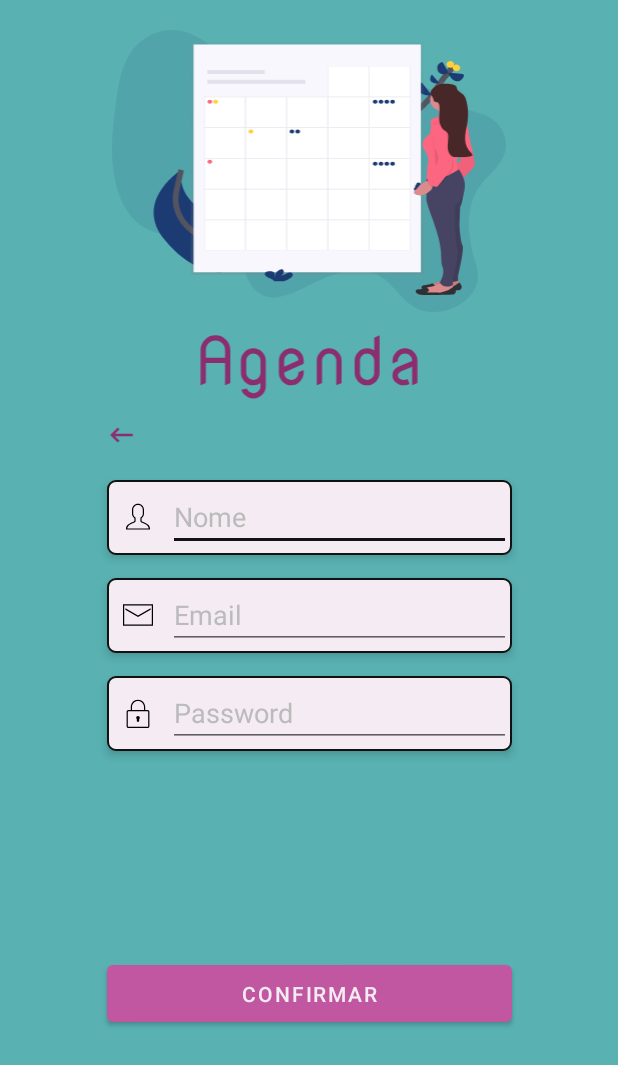
After one commit to fcventura02/agenda, an Android app: the NewAccount screen opened directly, with no data from a screen before it, on a phone screen of 412 x 824 dp. The commit adds this screen. Shown: the top 1065 px of the screen. Run offline under Robolectric (Android 15) with nearby library versions, the phone set to English and light mode, and no system bars.

Commit message:
Created fun new account and login

```diff
--- a/app/src/main/AndroidManifest.xml
+++ b/app/src/main/AndroidManifest.xml
@@ -11,7 +11,7 @@
         android:theme="@style/Theme.Agenda">
         <activity android:name=".ItemDetailActivity"></activity>
         <activity android:name=".principal" />
-        <activity android:name=".new_account" />
+        <activity android:name=".NewAccount" />
         <activity android:name=".login2" />
         <activity android:name=".MainActivity">
             <intent-filter>
--- a/app/src/main/java/br/com/agenda/MainActivity.kt
+++ b/app/src/main/java/br/com/agenda/MainActivity.kt
@@ -3,8 +3,6 @@ package br.com.agenda
 import android.content.Intent
 import androidx.appcompat.app.AppCompatActivity
 import android.os.Bundle
-import androidx.recyclerview.widget.LinearLayoutManager
-import kotlinx.android.synthetic.main.activity_principal.*
 
 class MainActivity : AppCompatActivity() {
     override fun onCreate(savedInstanceState: Bundle?) {
--- /dev/null
+++ b/app/src/main/res/drawable/ic_baseline_keyboard_backspace_24.xml
@@ -0,0 +1,10 @@
+<vector xmlns:android="http://schemas.android.com/apk/res/android"
+    android:width="24dp"
+    android:height="24dp"
+    android:viewportWidth="24"
+    android:viewportHeight="24"
+    android:tint="@color/vinho_500">
+  <path
+      android:fillColor="@android:color/white"
+      android:pathData="M21,11H6.83l3.58,-3.59L9,6l-6,6 6,6 1.41,-1.41L6.83,13H21z"/>
+</vector>
--- a/app/src/main/res/layout/activity_new_account.xml
+++ b/app/src/main/res/layout/activity_new_account.xml
@@ -4,7 +4,7 @@
     xmlns:tools="http://schemas.android.com/tools"
     android:layout_width="match_parent"
     android:layout_height="match_parent"
-    tools:context=".new_account"
+    tools:context=".NewAccount"
     android:background="@color/verde_201"
     >
 
@@ -18,6 +18,16 @@
         app:layout_constraintEnd_toEndOf="parent"
         app:layout_constraintStart_toStartOf="parent"
         app:layout_constraintTop_toTopOf="parent" />
+
+    <ImageView
+        android:id="@+id/img_back"
+        android:layout_width="30dp"
+        android:layout_height="20dp"
+        android:layout_marginTop="10dp"
+        android:contentDescription="@string/back"
+        android:src="@drawable/ic_baseline_keyboard_backspace_24"
+        app:layout_constraintStart_toStartOf="@+id/img_logo"
+        app:layout_constraintTop_toBottomOf="@+id/img_logo" />
 
     <LinearLayout
         android:id="@+id/vw_name"
@@ -43,7 +53,7 @@
             app:layout_constraintTop_toTopOf="parent" />
 
         <EditText
-            android:id="@+id/et_name"
+            android:id="@+id/et_new_account_name"
             android:layout_width="match_parent"
             android:layout_height="45dp"
             android:hint="@string/nome"
@@ -55,7 +65,7 @@
     </LinearLayout>
 
     <LinearLayout
-        android:id="@+id/vw_email"
+        android:id="@+id/vw_new_account_email"
         android:layout_width="270dp"
         android:layout_height="50dp"
         android:background="@drawable/bg_input"
@@ -78,7 +88,7 @@
             app:layout_constraintTop_toTopOf="parent" />
 
         <EditText
-            android:id="@+id/et_login_email"
+            android:id="@+id/et_new_account_email"
             android:layout_width="match_parent"
             android:layout_height="45dp"
             android:hint="@string/email"
@@ -100,7 +110,7 @@
         android:gravity="center"
         app:layout_constraintEnd_toEndOf="parent"
         app:layout_constraintStart_toStartOf="parent"
-        app:layout_constraintTop_toBottomOf="@+id/vw_email">
+        app:layout_constraintTop_toBottomOf="@+id/vw_new_account_email">
         <ImageView
             android:layout_width="20dp"
             android:layout_height="20dp"
@@ -113,7 +123,7 @@
             app:layout_constraintTop_toTopOf="parent" />
 
         <EditText
-            android:id="@+id/et_login_password"
+            android:id="@+id/et_new_account_password"
             android:layout_width="match_parent"
             android:layout_height="45dp"
             android:hint="@string/password"
@@ -129,6 +139,7 @@
     </LinearLayout>
 
     <Button
+        android:id="@+id/btm_new_user_confirm"
         android:layout_width="270dp"
         android:layout_height="50dp"
         android:text="@string/confirmar"
--- a/app/src/main/res/values/strings.xml
+++ b/app/src/main/res/values/strings.xml
@@ -13,4 +13,5 @@
     <string name="confirmar">Confirmar</string>
     <string name="novo_agendamento">Novo agendamento</string>
     <string name="agendamento_da_semana">Agendamento da semana</string>
+    <string name="back">back</string>
 </resources>
```
Also changed, not shown: app/src/main/java/br/com/agenda/NewAccount.kt (added, +60 -0 lines), app/src/main/java/br/com/agenda/login2.kt (+29 -7 lines), app/src/main/java/br/com/agenda/new_account.kt (deleted, +0 -11 lines).
